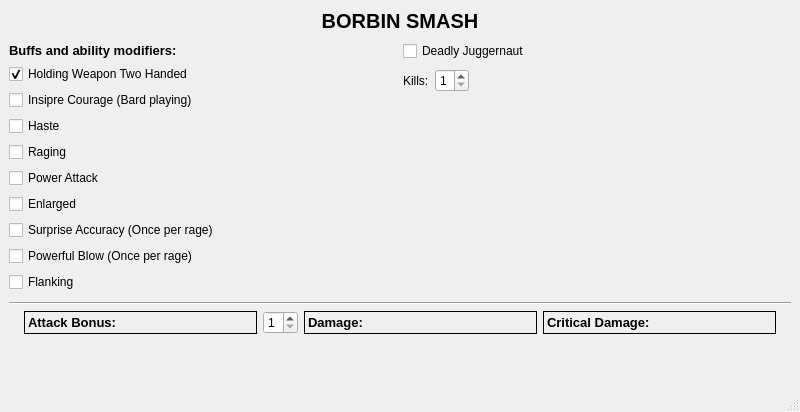
Old version of the form main_window.ui in the repository asarinn/Sea-Ra-Slam.
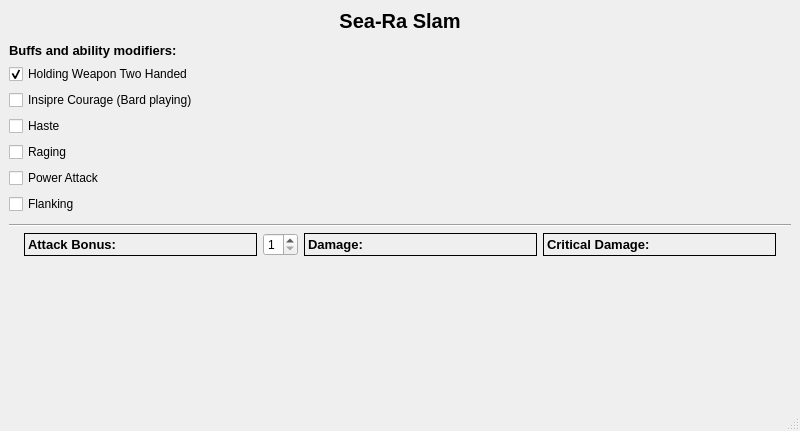
New version of the form.

Commit message: convert borbin smash to she-ra

Patch:
```diff
--- a/main_window.ui
+++ b/main_window.ui
@@ -7,7 +7,7 @@
     <x>0</x>
     <y>0</y>
     <width>800</width>
-    <height>412</height>
+    <height>431</height>
    </rect>
   </property>
   <property name="windowTitle">
@@ -28,7 +28,7 @@
          </font>
         </property>
         <property name="text">
-         <string>BORBIN SMASH</string>
+         <string>Sea-Ra Slam</string>
         </property>
         <property name="alignment">
          <set>Qt::AlignCenter</set>
@@ -36,7 +36,7 @@
        </widget>
       </item>
       <item>
-       <layout class="QHBoxLayout" name="horizontalLayout_3" stretch="1,1">
+       <layout class="QHBoxLayout" name="horizontalLayout_3" stretch="1">
         <property name="topMargin">
          <number>2</number>
         </property>
@@ -104,27 +104,6 @@
             </property>
            </widget>
           </item>
-          <item>
-           <widget class="QCheckBox" name="enlarged_check_box">
-            <property name="text">
-             <string>Enlarged</string>
-            </property>
-           </widget>
-          </item>
-          <item>
-           <widget class="QCheckBox" name="surprise_accuracy_check_box">
-            <property name="text">
-             <string>Surprise Accuracy (Once per rage)</string>
-            </property>
-           </widget>
-          </item>
-          <item>
-           <widget class="QCheckBox" name="powerful_blow_check_box">
-            <property name="text">
-             <string>Powerful Blow (Once per rage)</string>
-            </property>
-           </widget>
-          </item>
           <item>
            <widget class="QCheckBox" name="flanking_bonus_check_box">
             <property name="text">
@@ -134,70 +113,6 @@
           </item>
          </layout>
         </item>
-        <item>
-         <layout class="QVBoxLayout" name="verticalLayout_5">
-          <item>
-           <widget class="QCheckBox" name="deadly_juggernaut_check_box">
-            <property name="text">
-             <string>Deadly Juggernaut</string>
-            </property>
-           </widget>
-          </item>
-          <item>
-           <layout class="QHBoxLayout" name="horizontalLayout_4">
-            <property name="topMargin">
-             <number>2</number>
-            </property>
-            <property name="bottomMargin">
-             <number>2</number>
-            </property>
-            <item>
-             <widget class="QLabel" name="label_3">
-              <property name="text">
-               <string>Kills:</string>
-              </property>
-             </widget>
-            </item>
-            <item>
-             <widget class="QSpinBox" name="kills_spin_box">
-              <property name="minimum">
-               <number>1</number>
-              </property>
-              <property name="maximum">
-               <number>5</number>
-              </property>
-             </widget>
-            </item>
-            <item>
-             <spacer name="horizontalSpacer">
-              <property name="orientation">
-               <enum>Qt::Horizontal</enum>
-              </property>
-              <property name="sizeHint" stdset="0">
-               <size>
-                <width>40</width>
-                <height>20</height>
-               </size>
-              </property>
-             </spacer>
-            </item>
-           </layout>
-          </item>
-          <item>
-           <spacer name="verticalSpacer_2">
-            <property name="orientation">
-             <enum>Qt::Vertical</enum>
-            </property>
-            <property name="sizeHint" stdset="0">
-             <size>
-              <width>20</width>
-              <height>40</height>
-             </size>
-            </property>
-           </spacer>
-          </item>
-         </layout>
-        </item>
        </layout>
       </item>
       <item>
```
Left out of the diff: 4 changed lines with no effect on the pictures. The commit also changes 5 other files.
